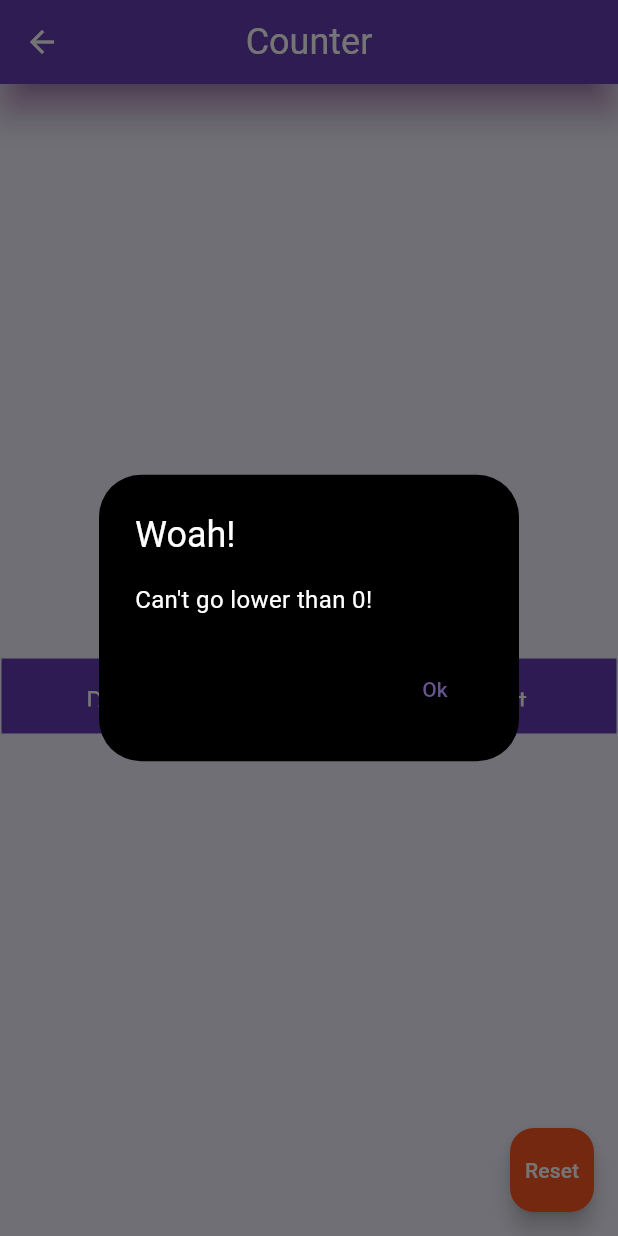
After one commit to YahyaNashar22/flutter_random_learn, a Flutter app: the CounterScreen screen opened directly, after a tap on "Decrement", on a phone screen of 412 x 824 dp. The commit adds this screen. Run offline on Flutter 3.47's test engine with Material 3 defaults, Android fonts, the phone set to English and light mode, and no system bars.

Commit message:
added counter functionality with provider

```diff
--- /dev/null
+++ b/lib/providers/counter_provider.dart
@@ -0,0 +1,38 @@
+import 'package:flutter/material.dart';
+import 'package:random_learn/widgets/counter_alert.dart';
+
+class CounterProvider extends ChangeNotifier {
+  int count;
+
+  CounterProvider({
+    this.count = 0,
+  });
+
+  void incrementCount() async {
+    count++;
+    notifyListeners();
+  }
+
+  void decrementCount(BuildContext context) async {
+    count--;
+    if (count < 0) {
+      count = 0;
+      _showAlert(context);
+    }
+    notifyListeners();
+  }
+
+  void resetCount() async {
+    count = 0;
+    notifyListeners();
+  }
+}
+
+void _showAlert(BuildContext context) {
+  showDialog(
+    context: context,
+    builder: (BuildContext context) {
+      return const CounterAlert();
+    },
+  );
+}
--- /dev/null
+++ b/lib/screens/counter_screen.dart
@@ -0,0 +1,55 @@
+import 'package:flutter/material.dart';
+import 'package:random_learn/providers/counter_provider.dart';
+import 'package:provider/provider.dart';
+
+class CounterScreen extends StatefulWidget {
+  const CounterScreen({super.key});
+
+  @override
+  State<CounterScreen> createState() => _CounterScreenState();
+}
+
+class _CounterScreenState extends State<CounterScreen> {
+  @override
+  Widget build(BuildContext context) {
+    return Scaffold(
+      appBar: AppBar(
+        title: const Text("Counter"),
+      ),
+      floatingActionButton: FloatingActionButton(
+        onPressed: context.watch<CounterProvider>().resetCount,
+        backgroundColor: Colors.deepOrange,
+        child: const Text(
+          "Reset",
+          style: TextStyle(color: Colors.white),
+        ),
+      ),
+      body: Center(
+        child: Column(
+          mainAxisAlignment: MainAxisAlignment.center,
+          crossAxisAlignment: CrossAxisAlignment.center,
+          children: [
+            Text(
+              "Count: ${context.watch<CounterProvider>().count}",
+              style: Theme.of(context).textTheme.titleLarge,
+            ),
+            const SizedBox(height: 20),
+            Row(
+              mainAxisAlignment: MainAxisAlignment.center,
+              children: [
+                ElevatedButton(
+                    onPressed: () =>
+                        context.read<CounterProvider>().decrementCount(context),
+                    child: const Text("Decrement")),
+                const SizedBox(width: 10),
+                ElevatedButton(
+                    onPressed: context.read<CounterProvider>().incrementCount,
+                    child: const Text("Increment")),
+              ],
+            ),
+          ],
+        ),
+      ),
+    );
+  }
+}
--- a/lib/styles/theme_styles.dart
+++ b/lib/styles/theme_styles.dart
@@ -20,6 +20,7 @@ ElevatedButtonThemeData _elevatedButtonTheme() {
       shape: const WidgetStatePropertyAll(
         RoundedRectangleBorder(borderRadius: BorderRadius.zero),
       ),
+      fixedSize: const WidgetStatePropertyAll(Size(200, 50)),
       backgroundColor: WidgetStateProperty.resolveWith((states) {
         if (states.contains(WidgetState.hovered)) {
           return Colors.orange;
@@ -32,6 +33,13 @@ ElevatedButtonThemeData _elevatedButtonTheme() {
         }
         return Colors.white;
       }),
+      elevation: WidgetStateProperty.resolveWith((states) {
+        if (states.contains(WidgetState.hovered)) {
+          return 10.00;
+        }
+        return 0;
+      }),
+      shadowColor: const WidgetStatePropertyAll(Colors.yellow),
       textStyle: const WidgetStatePropertyAll(TextStyle(fontSize: 18)),
     ),
   );
@@ -49,6 +57,7 @@ AppBarTheme _appBarTheme() {
     centerTitle: true,
     elevation: 10,
     shadowColor: Colors.purple,
+    iconTheme: IconThemeData(color: Colors.white),
     backgroundColor: Colors.deepPurple,
     titleTextStyle: TextStyle(
       color: Colors.white,
--- /dev/null
+++ b/lib/widgets/counter_alert.dart
@@ -0,0 +1,28 @@
+import 'package:flutter/material.dart';
+
+class CounterAlert extends StatelessWidget {
+  const CounterAlert({super.key});
+
+  @override
+  Widget build(BuildContext context) {
+    return AlertDialog(
+      title: const Text(
+        'Woah!',
+        style: TextStyle(color: Colors.white),
+      ),
+      backgroundColor: Colors.black,
+      content: const Text(
+        "Can't go lower than 0!",
+        style: TextStyle(color: Colors.white, fontSize: 16),
+      ),
+      actions: [
+        TextButton(
+          onPressed: () {
+            Navigator.of(context).pop();
+          },
+          child: const Text("Ok"),
+        )
+      ],
+    );
+  }
+}
--- a/pubspec.yaml
+++ b/pubspec.yaml
@@ -35,6 +35,7 @@ dependencies:
   # The following adds the Cupertino Icons font to your application.
   # Use with the CupertinoIcons class for iOS style icons.
   cupertino_icons: ^1.0.8
+  provider: ^6.1.2
 
 dev_dependencies:
   flutter_test:
```
Also changed, not shown: lib/main.dart (+14 -5 lines), lib/screens/form_inputs_screen.dart (added, +16 -0 lines), lib/screens/image_viewer_screen.dart (added, +16 -0 lines), lib/screens/main_screen.dart (+20 -9 lines), lib/screens/videoplayer_screen.dart (added, +16 -0 lines), pubspec.lock.
